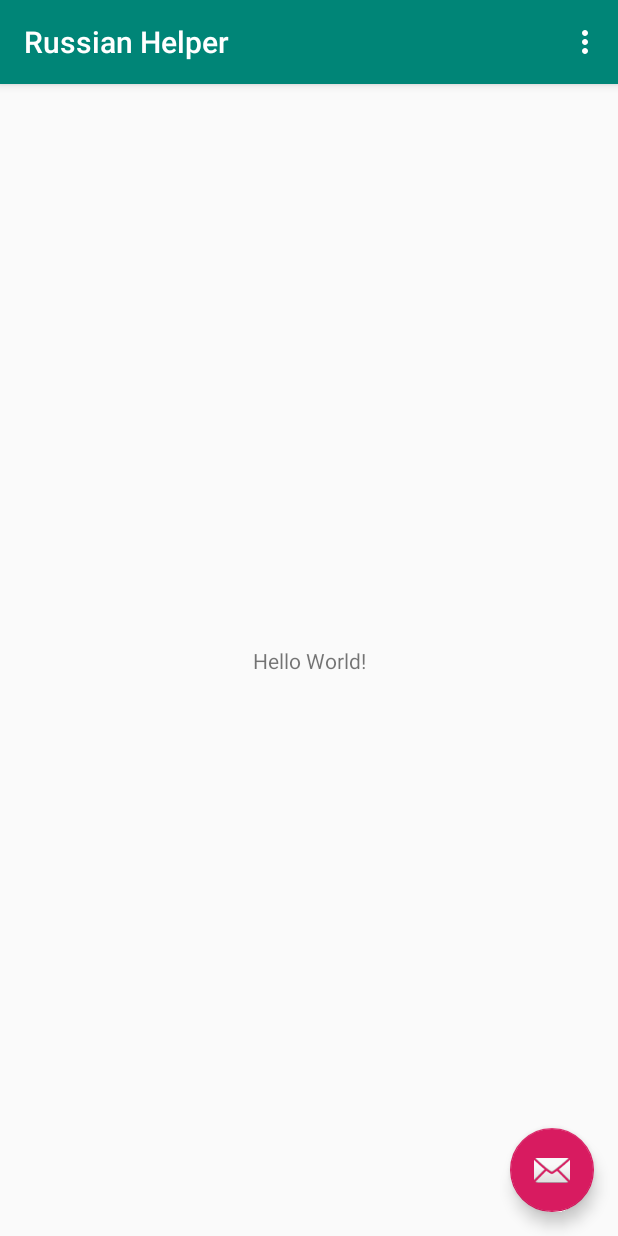
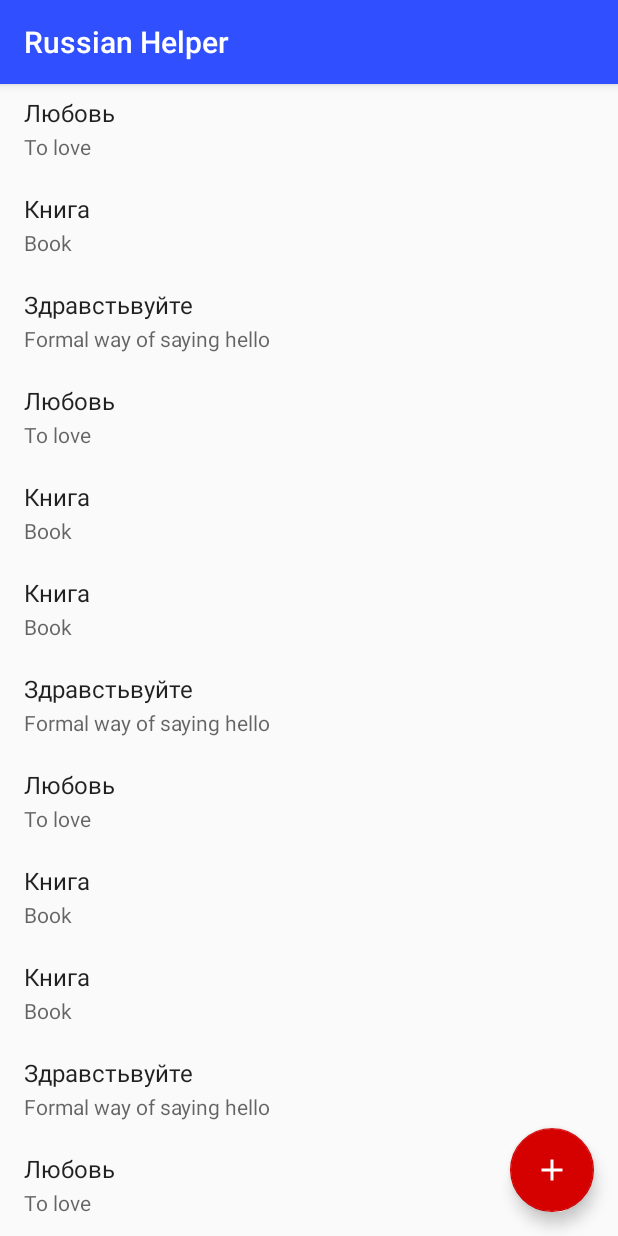
Before and after one commit to rafaelph/Russian-Word-Helper, an Android app: the screen it shows after launch (MainActivity), on a phone screen of 412 x 824 dp. Run offline under Robolectric (Android 15) with nearby library versions, the phone set to English and light mode, and no system bars.

Commit message:
Add list in main page

```diff
--- a/app/src/main/java/com/rafelds/russianhelper/MainActivity.kt
+++ b/app/src/main/java/com/rafelds/russianhelper/MainActivity.kt
@@ -2,10 +2,9 @@ package com.rafelds.russianhelper
 
 import android.os.Bundle
 import android.support.design.widget.Snackbar
-import android.support.v7.app.AppCompatActivity;
-import android.view.Menu
-import android.view.MenuItem
-
+import android.support.v7.app.AppCompatActivity
+import android.support.v7.widget.LinearLayoutManager
+import android.support.v7.widget.RecyclerView
 import kotlinx.android.synthetic.main.activity_main.*
 
 class MainActivity : AppCompatActivity() {
@@ -13,16 +12,50 @@ class MainActivity : AppCompatActivity() {
     override fun onCreate(savedInstanceState: Bundle?) {
         super.onCreate(savedInstanceState)
         setContentView(R.layout.activity_main)
-        setSupportActionBar(toolbar)
+        setSupportActionBar(activity_main_toolbar)
 
-        fab.setOnClickListener { view ->
-            Snackbar.make(view, "Replace with your own action", Snackbar.LENGTH_LONG)
+        val wordAdapter = WordAdapter()
+        wordAdapter.words = getDummyWords()
+
+        activity_main_recycler_view.layoutManager = LinearLayoutManager(this)
+        activity_main_recycler_view.adapter = wordAdapter
+        activity_main_recycler_view.addOnScrollListener(object : RecyclerView.OnScrollListener() {
+            override fun onScrolled(recyclerView: RecyclerView, dx: Int, dy: Int) {
+                super.onScrolled(recyclerView, dx, dy)
+                if (dy > 0) {
+                    activity_main_fab.hide()
+                } else if (dy < 0) {
+                    activity_main_fab.show()
+                }
+            }
+        })
+
+        activity_main_fab.setOnClickListener { view ->
+            Snackbar.make(view, "Feature to be implemented soon!", Snackbar.LENGTH_LONG)
                 .setAction("Action", null).show()
         }
     }
 
-    override fun onCreateOptionsMenu(menu: Menu): Boolean {
-        menuInflater.inflate(R.menu.menu_main, menu)
-        return true
+    private fun getDummyWords(): List<RussianWord> {
+        return listOf(
+            RussianWord("Любовь", "To love"),
+            RussianWord("Книга", "Book"),
+            RussianWord("Здравстьвуйте", "Formal way of saying hello"),
+            RussianWord("Любовь", "To love"),
+            RussianWord("Книга", "Book"),
+            RussianWord("Книга", "Book"),
+            RussianWord("Здравстьвуйте", "Formal way of saying hello"),
+            RussianWord("Любовь", "To love"),
+            RussianWord("Книга", "Book"),
+            RussianWord("Книга", "Book"),
+            RussianWord("Здравстьвуйте", "Formal way of saying hello"),
+            RussianWord("Любовь", "To love"),
+            RussianWord("Книга", "Book"),
+            RussianWord("Книга", "Book"),
+            RussianWord("Здравстьвуйте", "Formal way of saying hello"),
+            RussianWord("Любовь", "To love"),
+            RussianWord("Книга", "Book"),
+            RussianWord("Здравстьвуйте", "Formal way of saying hello")
+        )
     }
 }
--- /dev/null
+++ b/app/src/main/java/com/rafelds/russianhelper/RussianWord.kt
@@ -0,0 +1,3 @@
+package com.rafelds.russianhelper
+
+data class RussianWord(val russianWord: String, val description: String)
--- /dev/null
+++ b/app/src/main/java/com/rafelds/russianhelper/WordAdapter.kt
@@ -0,0 +1,25 @@
+package com.rafelds.russianhelper
+
+import android.support.v7.widget.RecyclerView
+import android.view.LayoutInflater
+import android.view.ViewGroup
+
+class WordAdapter : RecyclerView.Adapter<WordViewHolder>() {
+
+    var words: List<RussianWord> = listOf()
+        set(value) {
+            field = value
+            notifyDataSetChanged()
+        }
+
+    override fun onCreateViewHolder(parent: ViewGroup, p1: Int): WordViewHolder {
+        val view = LayoutInflater.from(parent.context).inflate(R.layout.list_item_word, parent, false)
+        return WordViewHolder(view)
+    }
+
+    override fun getItemCount(): Int = words.size
+
+    override fun onBindViewHolder(viewHolder: WordViewHolder, index: Int) {
+        viewHolder.setViewDetails(words[index])
+    }
+}
--- /dev/null
+++ b/app/src/main/java/com/rafelds/russianhelper/WordViewHolder.kt
@@ -0,0 +1,14 @@
+package com.rafelds.russianhelper
+
+import android.support.v7.widget.RecyclerView
+import android.view.View
+import kotlinx.android.synthetic.main.list_item_word.view.*
+
+class WordViewHolder(itemView: View) : RecyclerView.ViewHolder(itemView) {
+
+    fun setViewDetails(russianWord: RussianWord) {
+        itemView.russian_word.text = russianWord.russianWord
+        itemView.description.text = russianWord.description
+    }
+
+}
--- /dev/null
+++ b/app/src/main/res/drawable/ic_add_white_24dp.xml
@@ -0,0 +1,5 @@
+<vector xmlns:android="http://schemas.android.com/apk/res/android" android:height="24dp"
+        android:tint="#FFFFFF" android:viewportHeight="24.0"
+        android:viewportWidth="24.0" android:width="24dp">
+    <path android:fillColor="#FF000000" android:pathData="M19,13h-6v6h-2v-6H5v-2h6V5h2v6h6v2z"/>
+</vector>
--- a/app/src/main/res/layout/activity_main.xml
+++ b/app/src/main/res/layout/activity_main.xml
@@ -13,7 +13,7 @@
             android:theme="@style/AppTheme.AppBarOverlay">
 
         <android.support.v7.widget.Toolbar
-                android:id="@+id/toolbar"
+                android:id="@+id/activity_main_toolbar"
                 android:layout_width="match_parent"
                 android:layout_height="?attr/actionBarSize"
                 android:background="?attr/colorPrimary"
@@ -21,14 +21,18 @@
 
     </android.support.design.widget.AppBarLayout>
 
-    <include layout="@layout/content_main"/>
+    <android.support.v7.widget.RecyclerView
+            android:id="@+id/activity_main_recycler_view"
+            app:layout_behavior="@string/appbar_scrolling_view_behavior"
+            android:layout_width="match_parent"
+            android:layout_height="match_parent"/>
 
     <android.support.design.widget.FloatingActionButton
-            android:id="@+id/fab"
+            android:id="@+id/activity_main_fab"
             android:layout_width="wrap_content"
             android:layout_height="wrap_content"
             android:layout_gravity="bottom|end"
             android:layout_margin="@dimen/fab_margin"
-            app:srcCompat="@android:drawable/ic_dialog_email"/>
+            app:srcCompat="@drawable/ic_add_white_24dp"/>
 
 </android.support.design.widget.CoordinatorLayout>
--- a/app/src/main/res/layout/content_main.xml
+++ /dev/null
@@ -1,21 +0,0 @@
-<?xml version="1.0" encoding="utf-8"?>
-<android.support.constraint.ConstraintLayout
-        xmlns:android="http://schemas.android.com/apk/res/android"
-        xmlns:tools="http://schemas.android.com/tools"
-        xmlns:app="http://schemas.android.com/apk/res-auto"
-        android:layout_width="match_parent"
-        android:layout_height="match_parent"
-        app:layout_behavior="@string/appbar_scrolling_view_behavior"
-        tools:showIn="@layout/activity_main"
-        tools:context=".MainActivity">
-
-    <TextView
-            android:layout_width="wrap_content"
-            android:layout_height="wrap_content"
-            android:text="Hello World!"
-            app:layout_constraintBottom_toBottomOf="parent"
-            app:layout_constraintLeft_toLeftOf="parent"
-            app:layout_constraintRight_toRightOf="parent"
-            app:layout_constraintTop_toTopOf="parent"/>
-
-</android.support.constraint.ConstraintLayout>
--- /dev/null
+++ b/app/src/main/res/layout/list_item_word.xml
@@ -0,0 +1,33 @@
+<?xml version="1.0" encoding="utf-8"?>
+<LinearLayout
+        xmlns:android="http://schemas.android.com/apk/res/android"
+        xmlns:tools="http://schemas.android.com/tools"
+        android:layout_height="64dp"
+        android:layout_width="match_parent"
+        android:paddingStart="16dp"
+        android:paddingEnd="16dp"
+        android:paddingTop="8dp"
+        android:paddingBottom="8dp"
+        android:clickable="true"
+        android:focusable="true"
+        android:background="?attr/selectableItemBackground"
+        android:orientation="vertical">
+
+    <TextView
+            android:id="@+id/russian_word"
+            android:layout_width="wrap_content"
+            android:layout_height="wrap_content"
+            android:textSize="16sp"
+            android:paddingBottom="2dp"
+            tools:text="Любовь"
+            style="@style/Base.TextAppearance.AppCompat.Body1"/>
+
+    <TextView
+            android:id="@+id/description"
+            android:layout_width="wrap_content"
+            android:layout_height="wrap_content"
+            android:textSize="14sp"
+            tools:text="To love"
+            style="@style/Base.TextAppearance.AppCompat.Caption"/>
+
+</LinearLayout>
--- a/app/src/main/res/values/colors.xml
+++ b/app/src/main/res/values/colors.xml
@@ -1,6 +1,6 @@
 <?xml version="1.0" encoding="utf-8"?>
 <resources>
-    <color name="colorPrimary">#008577</color>
-    <color name="colorPrimaryDark">#00574B</color>
-    <color name="colorAccent">#D81B60</color>
+    <color name="colorPrimary">#304ffe</color>
+    <color name="colorPrimaryDark">#0026ca</color>
+    <color name="colorAccent">#d50000</color>
 </resources>
```
